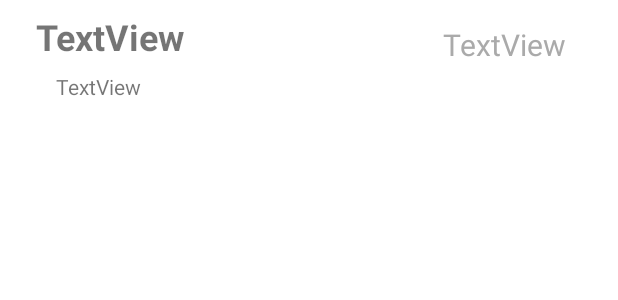
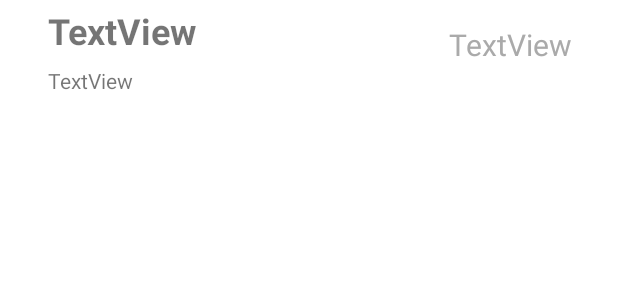
Before and after one commit to ko-t/PL2_Spread, an Android app: the layout list_rl_layout.xml on its own in the app's theme, with its tools: preview values and no code run, on a phone screen of 412 x 824 dp. Shown: the top 300 px of the screen. Run offline under Robolectric (Android 15) with nearby library versions, the light colour scheme and no system bars.

Commit message:
リスト調整

```diff
--- a/app/src/main/res/layout/list_rl_layout.xml
+++ b/app/src/main/res/layout/list_rl_layout.xml
@@ -11,8 +11,8 @@
         android:id="@+id/rl_host_textview_roomname"
         android:layout_width="100dp"
         android:layout_height="32dp"
-        android:layout_marginStart="24dp"
-        android:layout_marginTop="8dp"
+        android:layout_marginStart="32dp"
+        android:layout_marginTop="4dp"
         android:text="TextView"
         android:textSize="24sp"
         android:textStyle="bold"
@@ -23,11 +23,9 @@
         android:id="@+id/rl_host_textview_settting"
         android:layout_width="wrap_content"
         android:layout_height="wrap_content"
+        android:layout_marginStart="32dp"
         android:layout_marginTop="8dp"
-        android:layout_marginEnd="305dp"
         android:text="TextView"
-        app:layout_constraintEnd_toEndOf="parent"
-        app:layout_constraintHorizontal_bias="0.75"
         app:layout_constraintStart_toStartOf="parent"
         app:layout_constraintTop_toBottomOf="@+id/rl_host_textview_roomname" />
 
@@ -44,4 +42,11 @@
         app:layout_constraintEnd_toEndOf="parent"
         app:layout_constraintStart_toEndOf="@+id/rl_host_textview_roomname"
         app:layout_constraintTop_toTopOf="parent" />
+
+    <androidx.constraintlayout.widget.Guideline
+        android:id="@+id/guideline2"
+        android:layout_width="wrap_content"
+        android:layout_height="wrap_content"
+        android:orientation="vertical"
+        app:layout_constraintGuide_begin="32dp" />
 </androidx.constraintlayout.widget.ConstraintLayout>
```
